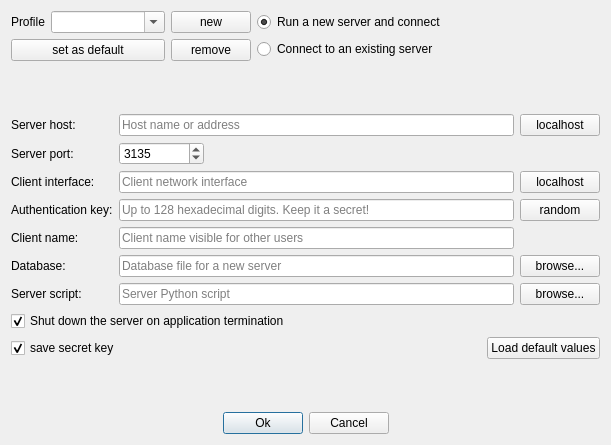
The window that src/ui/connectiondialog.ui (codilime/veles) describes before a commit, drawn with Qt 5.
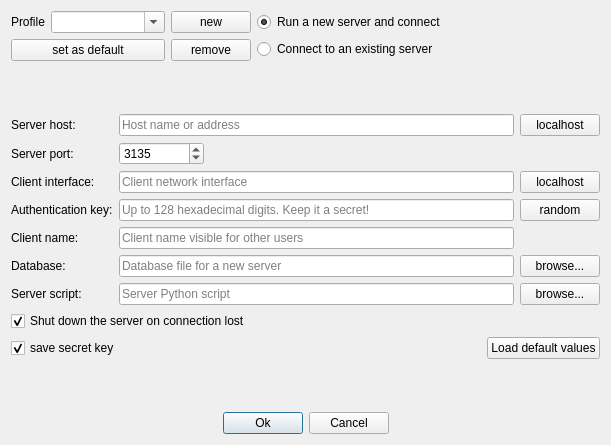
The same window after the commit.

Commit message: pass quit on disconnect flag from ui to server

Patch:
```diff
--- a/src/ui/connectiondialog.ui
+++ b/src/ui/connectiondialog.ui
@@ -307,7 +307,7 @@
      <item row="8" column="0" colspan="3">
       <widget class="QCheckBox" name="shut_down_server_check_box">
        <property name="text">
-        <string>Shut down the server on application termination</string>
+        <string>Shut down the server on connection lost</string>
        </property>
        <property name="checked">
         <bool>true</bool>
```
The commit also changes 8 other files.
